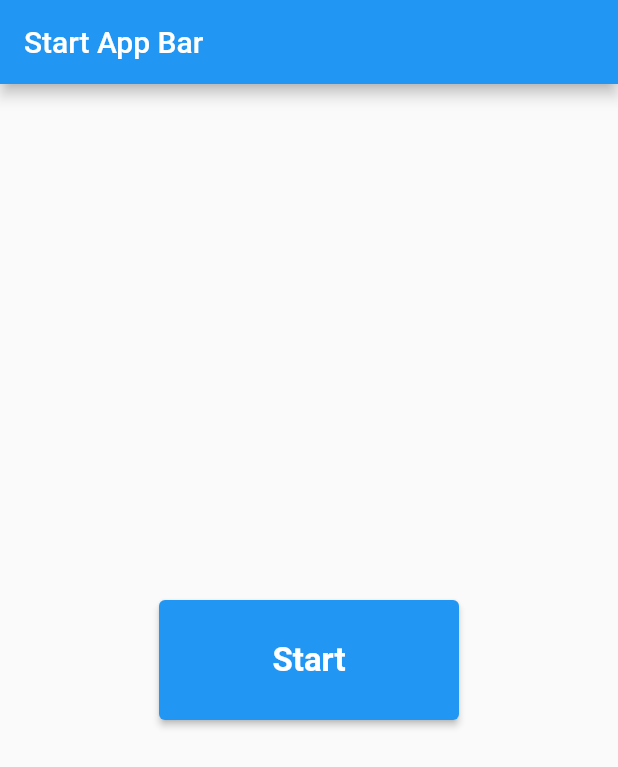
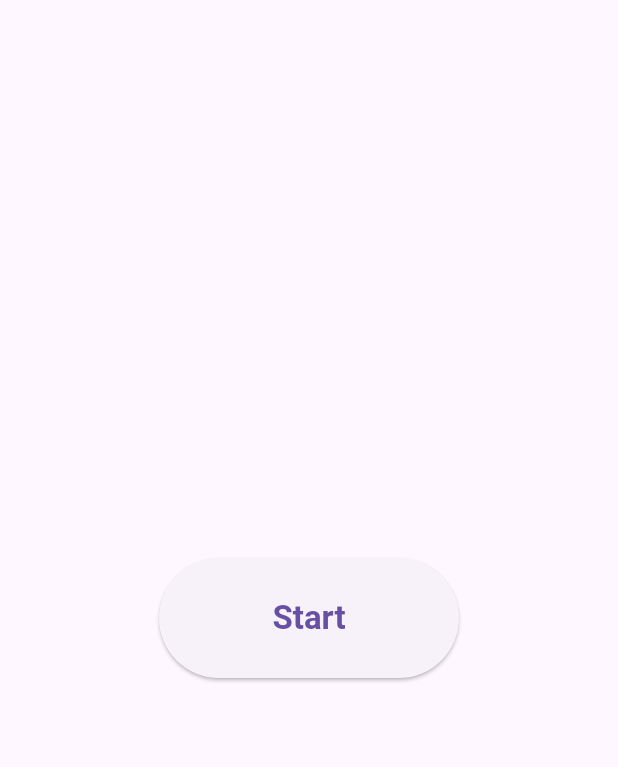
Before and after one commit to ZanderCowboy/credit_card_app, a Flutter app: the screen it shows after launch, on a phone screen of 412 x 824 dp. Shown: the top 767 px of the screen. Run offline on Flutter 3.47's test engine with Material 2 defaults, Android fonts, the phone set to English and light mode, and no system bars; our stand-ins replace bloc, equatable, flutter_bloc, google_fonts.

Commit message:
Removed AppBar on the Start Page; Added an initial global theme.

```diff
--- a/lib/app/view/app.dart
+++ b/lib/app/view/app.dart
@@ -1,4 +1,5 @@
 import 'package:credit_card_app/components/constants.dart';
+import 'package:credit_card_app/components/theme.dart';
 import 'package:flutter/material.dart';
 import 'package:flutter_bloc/flutter_bloc.dart';
 import '../../home/home.dart';
@@ -25,6 +26,7 @@ class App extends StatelessWidget {
       ],
       child: MaterialApp(
         title: 'Title',
+        theme: theme,
         initialRoute: initialRoute,
         routes: {
           initialRoute: (_) => const StartPage(),
--- /dev/null
+++ b/lib/components/theme.dart
@@ -0,0 +1,14 @@
+import 'package:flutter/material.dart';
+import 'package:google_fonts/google_fonts.dart';
+
+final theme = ThemeData(
+  useMaterial3: true,
+  primaryColorDark: Colors.blue[800],
+  primaryColor: Colors.purple[800],
+  textTheme: TextTheme(
+    titleLarge: GoogleFonts.hind(
+      fontSize: 24,
+      fontStyle: FontStyle.normal,
+    ),
+  ),
+);
--- a/lib/start/view/start_page.dart
+++ b/lib/start/view/start_page.dart
@@ -14,9 +14,9 @@ class StartPage extends StatelessWidget {
   @override
   Widget build(BuildContext context) {
     return Scaffold(
-      appBar: AppBar(
-        title: const Text(startAppBarTitle),
-      ),
+      // appBar: AppBar(
+      //   title: const Text(startAppBarTitle),
+      // ),
       body: BlocBuilder<StartBloc, StartState>(
         builder: (context, state) {
           return Column(
--- a/pubspec.yaml
+++ b/pubspec.yaml
@@ -15,6 +15,7 @@ dependencies:
   flutter_bloc: ^8.1.3
   equatable: ^2.0.5
   flow_builder: ^0.0.9
+  google_fonts: ^6.0.0
 
   cupertino_icons: ^1.0.2
 
```
